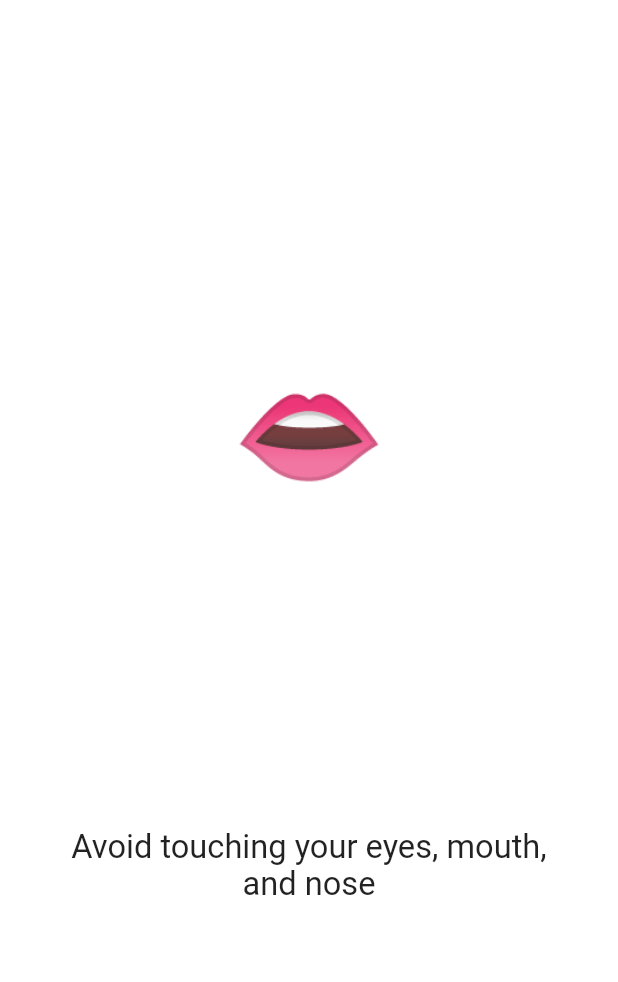
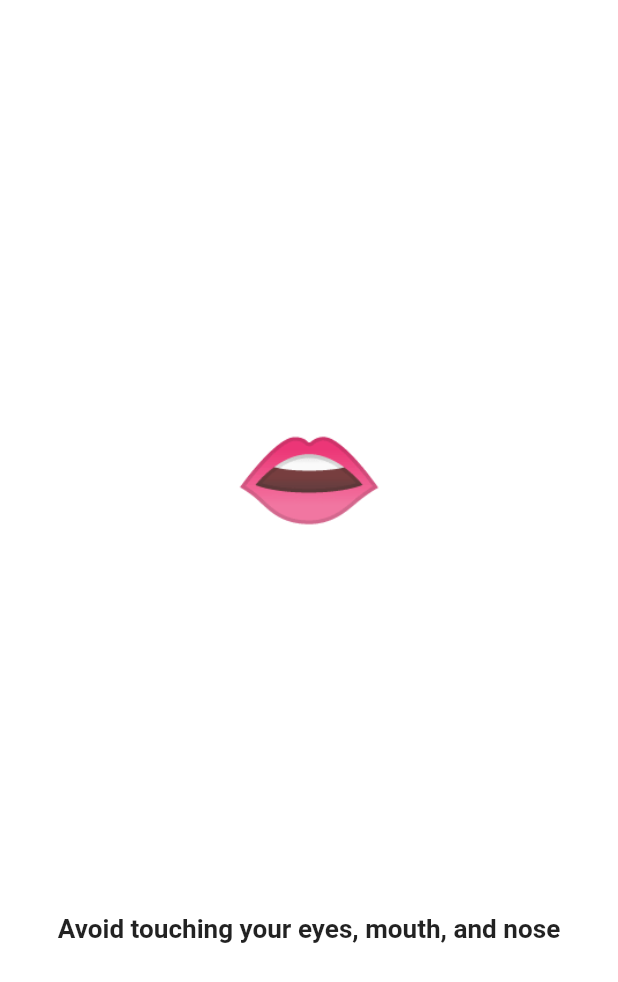
Before and after one commit to WorldHealthOrganization/app, a Flutter app: the CarouselSlide widget shown alone on an empty page, opened directly, on a phone screen of 412 x 824 dp. Shown: the top 982 px of the screen. Run offline on Flutter 3.47's test engine with Material 2 defaults, Android fonts, the phone set to English and light mode, and no system bars; our stand-ins replace share; missing offline and left inert: page_view_indicator.

Commit message:
Fixed overflow issue in carousel

```diff
--- a/client/flutter/lib/carousel_page.dart
+++ b/client/flutter/lib/carousel_page.dart
@@ -29,15 +29,17 @@ class CarouselSlide extends StatelessWidget {
                     height: 0,
                   )
                 : Container(
-                    height: screenHeight * 0.4,
+                    height: screenHeight * 0.3,
                     child: this.titleWidget ?? Container()),
             Spacer(flex: 1),
             Text(
-              this.message,
-              textScaleFactor: scale * 1.5,
+               this.message,
+              style:TextStyle(fontWeight: FontWeight.bold),
+
+              textScaleFactor: scale * 1.2,
               textAlign: TextAlign.center,
             ),
-            Spacer(flex: 2),
+            Spacer(flex: 1),
           ],
         ),
       ),
```
Also changed, not shown: client/flutter/pubspec.lock.
